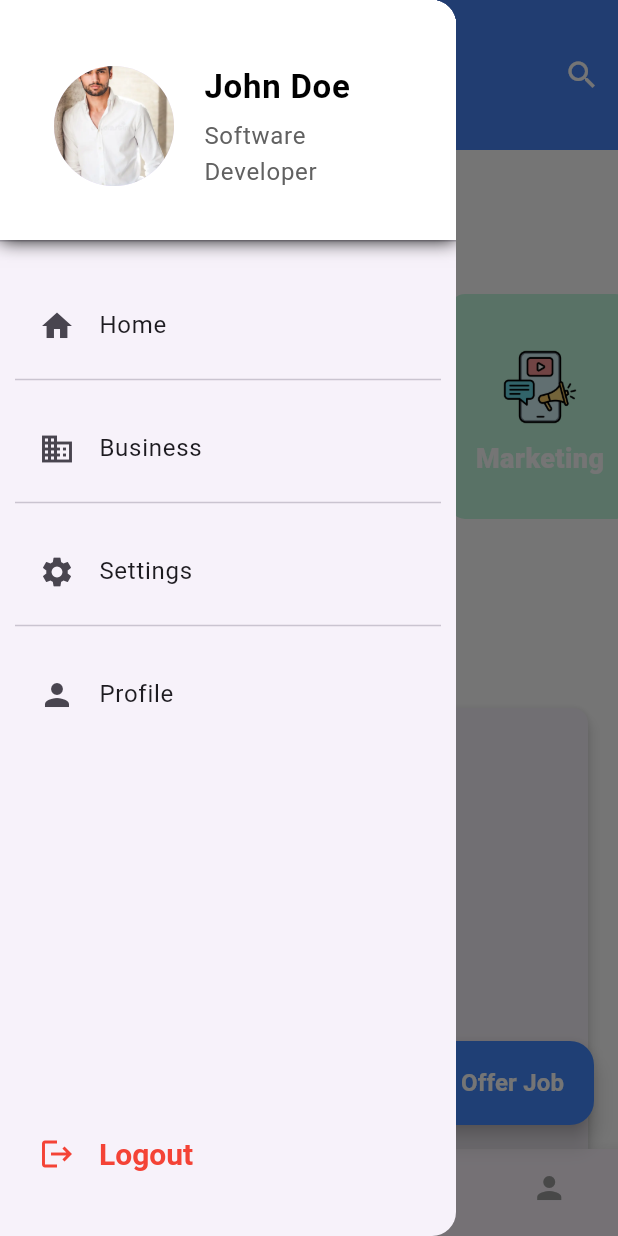
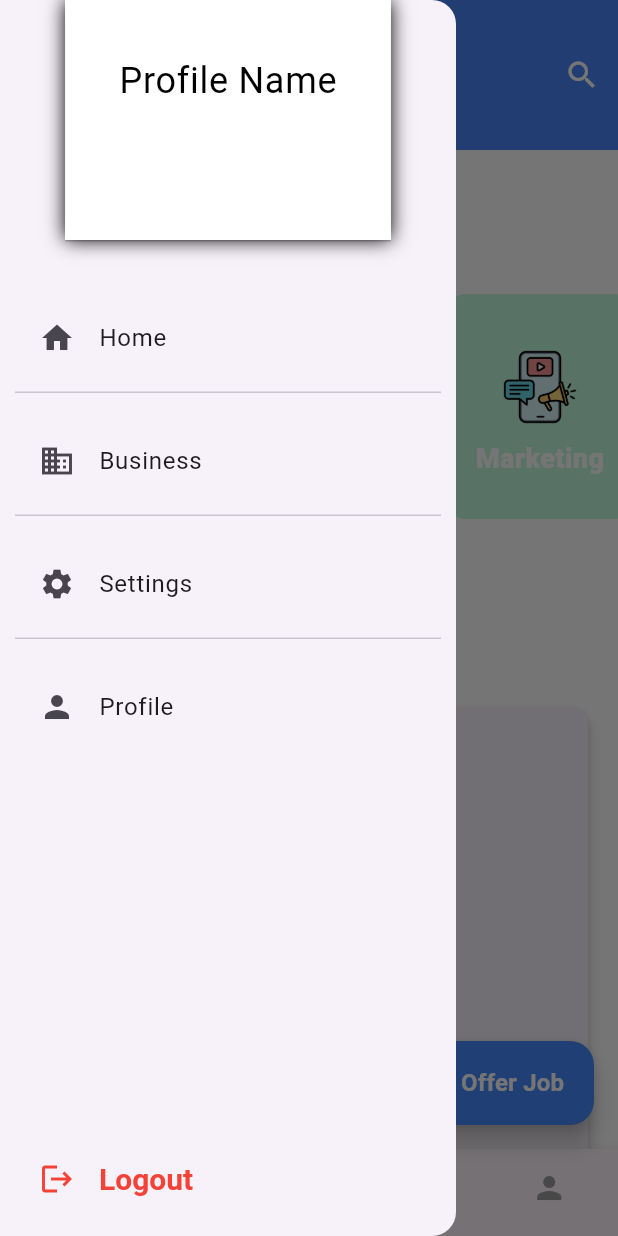
Before and after one commit to RayenMettali/ProxiJob, a Flutter app: the HomeScreen screen opened directly, after a tap on the "menu" icon, on a phone screen of 412 x 824 dp. Run offline on Flutter 3.47's test engine with Material 3 defaults, Android fonts, the phone set to English and light mode, and no system bars; our stand-ins replace firebase_auth, firebase_core, fluttertoast; accounts and stored records are empty; project files that could hold a hidden picture were left out.

Commit message:
merge conflict fix

```diff
--- a/lib/screens/home_screen.dart
+++ b/lib/screens/home_screen.dart
@@ -4,13 +4,34 @@ import 'package:proxi_job/models/categoriesModel.dart';
 import 'package:proxi_job/widgets/CustomSearch.dart';
 import 'package:proxi_job/services/auth_service.dart';
 import 'package:proxi_job/screens/signin_screen.dart';
+import 'package:proxi_job/screens/profile_screen.dart'; // Import the ProfileScreen
 
 class HomeScreen extends StatefulWidget {
   const HomeScreen({super.key});
+
+  @override
   State<HomeScreen> createState() => _HomeScreenState();
 }
 
 class _HomeScreenState extends State<HomeScreen> {
+  int _selectedIndex = 0;
+
+  void _onItemTapped(int index) {
+    setState(() {
+      _selectedIndex = index;
+    });
+
+    if (index == 3) {
+      Navigator.push(
+        context,
+        MaterialPageRoute(
+          builder: (context) =>
+              ProfileScreen(), // Navigate to ProfileScreen
+        ),
+      );
+    }
+  }
+
   @override
   Widget build(BuildContext context) {
     List<CategoriesModel> categories = CategoriesModel.getCategories();
@@ -55,12 +76,12 @@ class _HomeScreenState extends State<HomeScreen> {
       ),
 
       drawer: Drawer(
-        child: ListView(
-          padding: EdgeInsets.zero,
+        child: Column(
+          mainAxisAlignment: MainAxisAlignment.spaceBetween,
           children: <Widget>[
             DrawerHeader(
               decoration: BoxDecoration(
-    color: Colors.white, // Background color
+                color: Colors.white, // Set the background color to white
                 boxShadow: [
                   BoxShadow(
                     color: Colors.black,
@@ -70,43 +91,15 @@ class _HomeScreenState extends State<HomeScreen> {
               ),
               child: Padding(
                 padding: EdgeInsets.all(20),
-    child: Row(
-      crossAxisAlignment: CrossAxisAlignment.center, // Center content vertically
-      children: [
-        CircleAvatar(
-          radius: 40,
-          backgroundImage: AssetImage('assets/images/profile_picture.png'), // Profile picture
-        ),
-        SizedBox(width: 20), // Space between image and text
-        Expanded(
-          child: Column(
-            crossAxisAlignment: CrossAxisAlignment.start,
-            mainAxisAlignment: MainAxisAlignment.center,
-            children: [
-              Text(
-                'John Doe',
+                child: Text(
+                  'Profile Name',
                   style: TextStyle(
-                  color: Colors.black,
-                  fontSize: 22,
-                  fontWeight: FontWeight.bold,
-                ),
-              ),
-              SizedBox(height: 5),
-              Text(
-                'Software Developer', // Ensuring full visibility
-                style: TextStyle(
-                  color: Colors.grey[700],
-                  fontSize: 16,
-                ),
-              ),
-            ],
-          ),
-        ),
-      ],
+                    color: Colors.black, // Set the text color to black
+                    fontSize: 24,
                   ),
                 ),
               ),
-
+            ),
             SizedBox(height: 20.0),
             Padding(
               padding: EdgeInsets.symmetric(horizontal: 10.0),
@@ -340,6 +333,8 @@ class _HomeScreenState extends State<HomeScreen> {
         ),
       ),
       bottomNavigationBar: BottomNavigationBar(
+        currentIndex: _selectedIndex,
+        onTap: _onItemTapped,
         selectedItemColor: Colors.blueAccent,
         unselectedItemColor: Colors.grey,
         items: const <BottomNavigationBarItem>[
--- /dev/null
+++ b/lib/screens/profile_screen.dart
@@ -0,0 +1,20 @@
+import 'package:flutter/material.dart';
+
+class ProfileScreen extends StatefulWidget {
+  @override
+  _ProfileScreenState createState() => _ProfileScreenState();
+}
+
+class _ProfileScreenState extends State<ProfileScreen> {
+  @override
+  Widget build(BuildContext context) {
+    return Scaffold(
+      appBar: AppBar(
+        title: Text('Profile Screen'),
+      ),
+      body: Center(
+        child: Text('This is the Profile Screen'),
+      ),
+    );
+  }
+}
```
Lines whose indentation alone changed are shown as unchanged.
